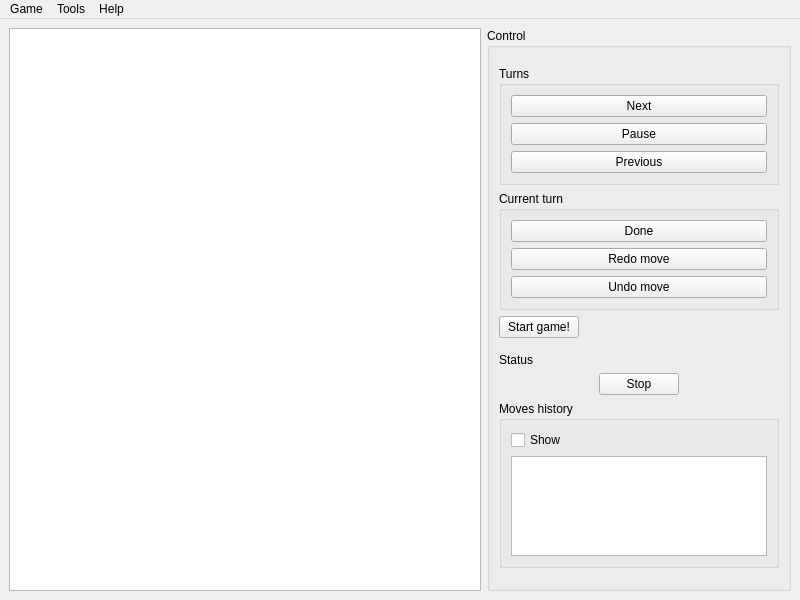
Above: src/MainWindow.ui from Tommalla/Diaballik before the change. Below: the same form after it.
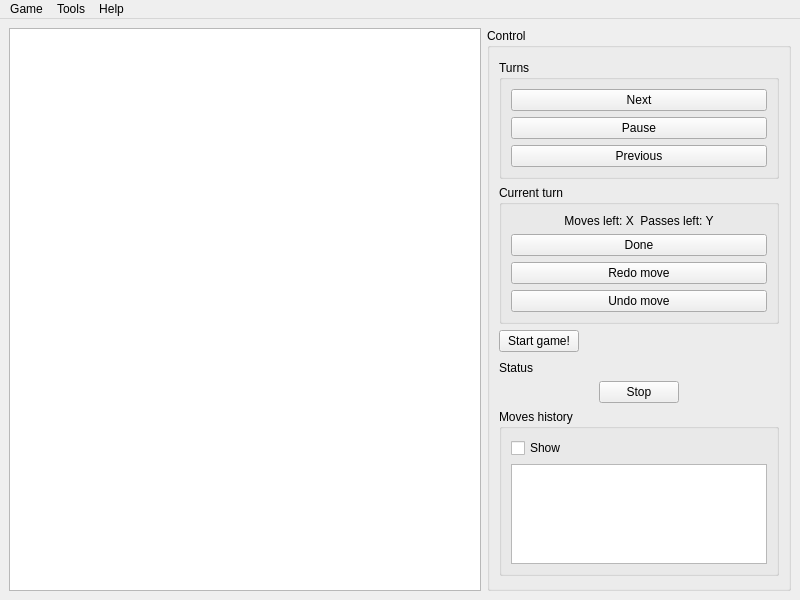
That is the form after the change.

Commit message: Added moves/passes left info to MainWindow. Closes #47

What changed in the file:
```diff
--- a/src/MainWindow.ui
+++ b/src/MainWindow.ui
@@ -91,6 +91,16 @@
               <string>Current turn</string>
              </property>
              <layout class="QVBoxLayout" name="verticalLayout_6">
+              <item>
+               <widget class="QLabel" name="movesLeftLabel">
+                <property name="text">
+                 <string>Moves left: X  Passes left: Y</string>
+                </property>
+                <property name="alignment">
+                 <set>Qt::AlignCenter</set>
+                </property>
+               </widget>
+              </item>
               <item>
                <widget class="QPushButton" name="turnDonePushButton">
                 <property name="text">
```
The commit also changes 3 other files.
